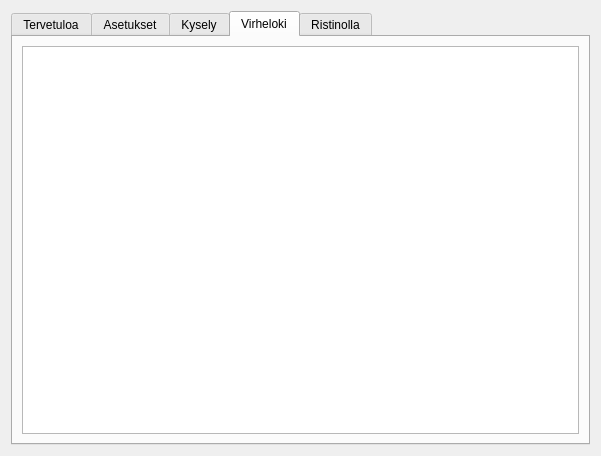
Qt form kitupiikki/tools/devtool.ui (artoh/kitupiikki) before a commit.
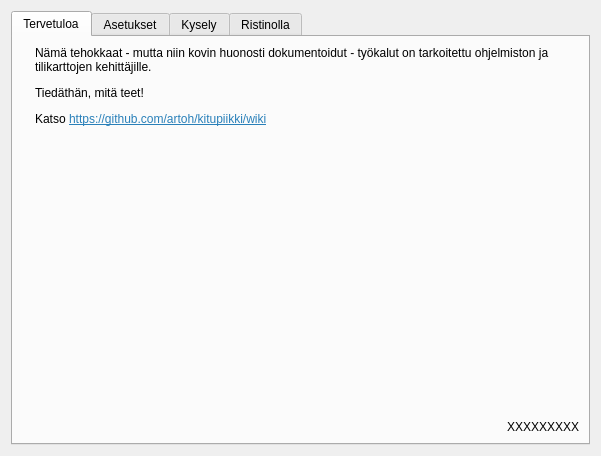
The same form after that commit. The open tabs and pages were chosen to show the change. Icons and pictures are not drawn.

```diff
--- a/kitupiikki/tools/devtool.ui
+++ b/kitupiikki/tools/devtool.ui
@@ -200,20 +200,6 @@
        </item>
       </layout>
      </widget>
-     <widget class="QWidget" name="tab_2">
-      <attribute name="icon">
-       <iconset resource="../pic/pic.qrc">
-        <normaloff>:/pic/bug.png</normaloff>:/pic/bug.png</iconset>
-      </attribute>
-      <attribute name="title">
-       <string>Virheloki</string>
-      </attribute>
-      <layout class="QVBoxLayout" name="verticalLayout_5">
-       <item>
-        <widget class="QTextBrowser" name="lokiBrowser"/>
-       </item>
-      </layout>
-     </widget>
      <widget class="QWidget" name="tab">
       <attribute name="icon">
        <iconset resource="../pic/pic.qrc">
```
Left out of the diff: 34 changed lines with no effect on the pictures.
